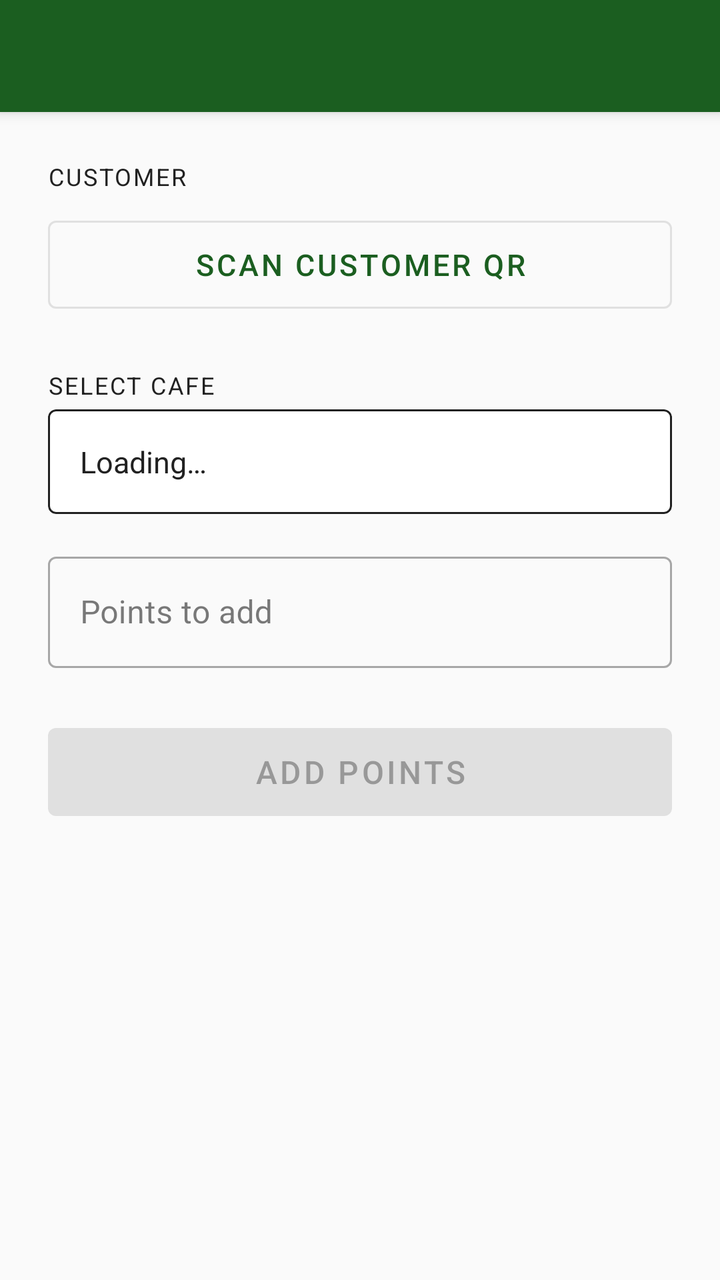
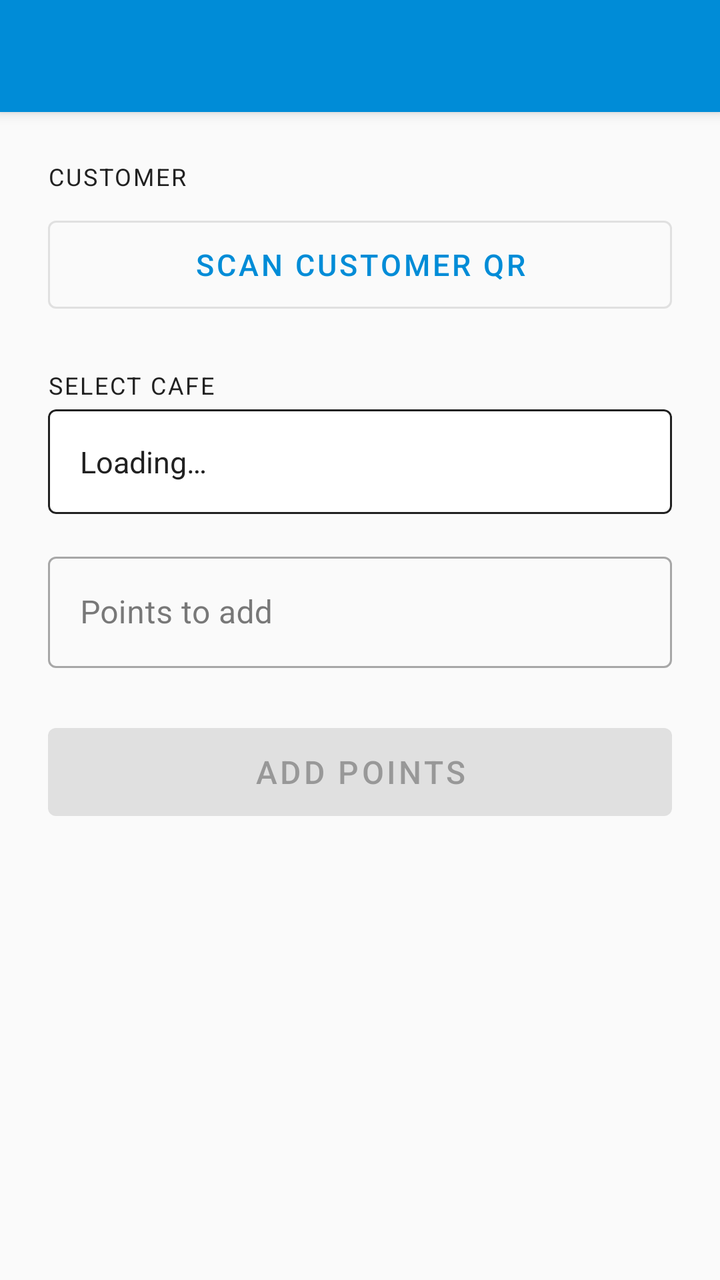

An Android layout rendered at two revisions. The XML below is the earlier revision; the diff shows what the commit changed to produce the second picture.
<!-- AndroidManifest.xml: application theme Theme.HopPrint -->
<!-- res/layout/activity_add_points.xml -->
<?xml version="1.0" encoding="utf-8"?>
<androidx.coordinatorlayout.widget.CoordinatorLayout
    xmlns:android="http://schemas.android.com/apk/res/android"
    xmlns:app="http://schemas.android.com/apk/res-auto"
    android:layout_width="match_parent"
    android:layout_height="match_parent"
    android:background="@color/background">

    <com.google.android.material.appbar.AppBarLayout
        android:layout_width="match_parent"
        android:layout_height="wrap_content">

        <androidx.appcompat.widget.Toolbar
            android:id="@+id/toolbar"
            android:layout_width="match_parent"
            android:layout_height="?attr/actionBarSize"
            android:background="@color/primary"
            android:theme="@style/ThemeOverlay.AppCompat.Dark.ActionBar"
            app:popupTheme="@style/ThemeOverlay.AppCompat.Light" />

    </com.google.android.material.appbar.AppBarLayout>

    <androidx.core.widget.NestedScrollView
        android:layout_width="match_parent"
        android:layout_height="match_parent"
        android:fillViewport="true"
        app:layout_behavior="@string/appbar_scrolling_view_behavior">

        <LinearLayout
            android:layout_width="match_parent"
            android:layout_height="wrap_content"
            android:orientation="vertical"
            android:padding="24dp">

            
            <TextView
                android:layout_width="match_parent"
                android:layout_height="wrap_content"
                android:text="@string/label_customer"
                android:textSize="12sp"
                android:textColor="@color/on_background"
                android:textAllCaps="true"
                android:letterSpacing="0.08"
                android:layout_marginBottom="8dp" />

            <com.google.android.material.button.MaterialButton
                android:id="@+id/scanButton"
                style="@style/Widget.MaterialComponents.Button.OutlinedButton"
                android:layout_width="match_parent"
                android:layout_height="56dp"
                android:text="@string/btn_scan_qr"
                android:textSize="15sp" />

            <TextView
                android:id="@+id/userIdText"
                android:layout_width="match_parent"
                android:layout_height="wrap_content"
                android:layout_marginTop="8dp"
                android:textSize="14sp"
                android:textColor="@color/on_background"
                android:visibility="gone" />

            
            <TextView
                android:layout_width="match_parent"
                android:layout_height="wrap_content"
                android:layout_marginTop="24dp"
                android:layout_marginBottom="4dp"
                android:text="@string/hint_select_cafe"
                android:textSize="12sp"
                android:textColor="@color/on_background"
                android:textAllCaps="true"
                android:letterSpacing="0.08" />

            <com.google.android.material.card.MaterialCardView
                android:layout_width="match_parent"
                android:layout_height="wrap_content"
                app:cardBackgroundColor="@color/surface"
                app:strokeColor="@color/on_background"
                app:strokeWidth="1dp"
                app:cardElevation="0dp">

                <TextView
                    android:id="@+id/cafeNameText"
                    android:layout_width="match_parent"
                    android:layout_height="wrap_content"
                    android:padding="16dp"
                    android:textSize="15sp"
                    android:textColor="@color/on_surface"
                    android:text="Loading…" />

            </com.google.android.material.card.MaterialCardView>

            
            <com.google.android.material.textfield.TextInputLayout
                android:id="@+id/pointsLayout"
                style="@style/Widget.MaterialComponents.TextInputLayout.OutlinedBox"
                android:layout_width="match_parent"
                android:layout_height="wrap_content"
                android:layout_marginTop="16dp"
                android:hint="@string/hint_points_to_add">

                <com.google.android.material.textfield.TextInputEditText
                    android:id="@+id/pointsEditText"
                    android:layout_width="match_parent"
                    android:layout_height="wrap_content"
                    android:inputType="number"
                    android:imeOptions="actionDone"
                    android:maxLines="1" />

            </com.google.android.material.textfield.TextInputLayout>

            
            <TextView
                android:id="@+id/errorText"
                android:layout_width="match_parent"
                android:layout_height="wrap_content"
                android:layout_marginTop="12dp"
                android:textColor="@android:color/holo_red_dark"
                android:textSize="14sp"
                android:visibility="gone" />

            
            <ProgressBar
                android:id="@+id/progressBar"
                style="?android:attr/progressBarStyleHorizontal"
                android:layout_width="match_parent"
                android:layout_height="wrap_content"
                android:layout_marginTop="8dp"
                android:indeterminate="true"
                android:visibility="gone" />

            
            <com.google.android.material.button.MaterialButton
                android:id="@+id/submitButton"
                android:layout_width="match_parent"
                android:layout_height="56dp"
                android:layout_marginTop="24dp"
                android:text="@string/btn_add_points"
                android:textSize="16sp"
                android:enabled="false" />

            
            <com.google.android.material.card.MaterialCardView
                android:id="@+id/successCard"
                android:layout_width="match_parent"
                android:layout_height="wrap_content"
                android:layout_marginTop="24dp"
                app:cardBackgroundColor="#F1F8E9"
                app:strokeColor="@color/primary"
                app:strokeWidth="2dp"
                app:cardCornerRadius="16dp"
                app:cardElevation="0dp"
                android:visibility="gone">

                <LinearLayout
                    android:layout_width="match_parent"
                    android:layout_height="wrap_content"
                    android:orientation="vertical"
                    android:gravity="center"
                    android:padding="28dp">

                    
                    <FrameLayout
                        android:layout_width="64dp"
                        android:layout_height="64dp"
                        android:background="@drawable/bg_success_circle">

                        <TextView
                            android:layout_width="wrap_content"
                            android:layout_height="wrap_content"
                            android:layout_gravity="center"
                            android:text="✓"
                            android:textSize="28sp"
                            android:textColor="#FFFFFF"
                            android:textStyle="bold" />

                    </FrameLayout>

                    <TextView
                        android:id="@+id/successTitle"
                        android:layout_width="match_parent"
                        android:layout_height="wrap_content"
                        android:layout_marginTop="16dp"
                        android:gravity="center"
                        android:text="Points Added Successfully!"
                        android:textColor="@color/primary"
                        android:textSize="18sp"
                        android:textStyle="bold" />

                    <TextView
                        android:id="@+id/successDetail"
                        android:layout_width="match_parent"
                        android:layout_height="wrap_content"
                        android:layout_marginTop="6dp"
                        android:gravity="center"
                        android:textSize="14sp"
                        android:textColor="#4CAF50"
                        android:lineSpacingMultiplier="1.3" />

                    <TextView
                        android:layout_width="wrap_content"
                        android:layout_height="wrap_content"
                        android:layout_marginTop="16dp"
                        android:paddingStart="16dp"
                        android:paddingEnd="16dp"
                        android:paddingTop="8dp"
                        android:paddingBottom="8dp"
                        android:text="Ready for next customer"
                        android:textSize="12sp"
                        android:textColor="@color/primary"
                        android:background="@drawable/bg_success_chip" />

                </LinearLayout>

            </com.google.android.material.card.MaterialCardView>

        </LinearLayout>

    </androidx.core.widget.NestedScrollView>

</androidx.coordinatorlayout.widget.CoordinatorLayout>
<!-- resources referenced by this layout -->
<resources>
  <color name="background">#FAFAFA</color>
  <color name="on_background">#212121</color>
  <color name="on_surface">#212121</color>
  <color name="primary">#1B5E20</color>
  <color name="surface">#FFFFFF</color>
  <!-- drawable bg_success_chip (drawable) -->
  <?xml version="1.0" encoding="utf-8"?>
  <shape xmlns:android="http://schemas.android.com/apk/res/android"
      android:shape="rectangle">
      <solid android:color="#C8E6C9" />
      <corners android:radius="20dp" />
  </shape>
  <!-- drawable bg_success_circle (drawable) -->
  <?xml version="1.0" encoding="utf-8"?>
  <shape xmlns:android="http://schemas.android.com/apk/res/android"
      android:shape="oval">
      <solid android:color="@color/primary" />
  </shape>
  <string name="btn_add_points">Add Points</string>
  <string name="btn_scan_qr">Scan Customer QR</string>
  <string name="hint_points_to_add">Points to add</string>
  <string name="hint_select_cafe">Select Cafe</string>
  <string name="label_customer">Customer</string>
  <style name="Theme.HopPrint" parent="Theme.MaterialComponents.Light.NoActionBar">
          <item name="colorPrimary">@color/primary</item>
          <item name="colorPrimaryVariant">@color/primary_variant</item>
          <item name="colorOnPrimary">@color/on_primary</item>
          <item name="colorSecondary">@color/secondary</item>
          <item name="colorSecondaryVariant">@color/secondary_variant</item>
          <item name="colorOnSecondary">@color/on_secondary</item>
          <item name="android:colorBackground">@color/background</item>
          <item name="colorSurface">@color/surface</item>
          <item name="colorOnBackground">@color/on_background</item>
          <item name="colorOnSurface">@color/on_surface</item>
      </style>
  <color name="primary_variant">#003300</color>
  <color name="on_primary">#FFFFFF</color>
  <color name="secondary">#FF6F00</color>
  <color name="secondary_variant">#C43E00</color>
  <color name="on_secondary">#FFFFFF</color>
</resources>

<!-- the commit's change to res/layout/activity_add_points.xml (unified diff, before → after) -->
@@ -146,7 +146,7 @@
                 android:layout_width="match_parent"
                 android:layout_height="wrap_content"
                 android:layout_marginTop="24dp"
-                app:cardBackgroundColor="#F1F8E9"
+                app:cardBackgroundColor="#E3F2FD"
                 app:strokeColor="@color/primary"
                 app:strokeWidth="2dp"
                 app:cardCornerRadius="16dp"
@@ -195,7 +195,7 @@
                         android:layout_marginTop="6dp"
                         android:gravity="center"
                         android:textSize="14sp"
-                        android:textColor="#4CAF50"
+                        android:textColor="#0077BB"
                         android:lineSpacingMultiplier="1.3" />
 
                     <TextView
<!-- resource entries referenced after the edit -->
@@ -3,13 +3,13 @@
   <color name="background">#FAFAFA</color>
   <color name="on_background">#212121</color>
   <color name="on_surface">#212121</color>
-  <color name="primary">#1B5E20</color>
+  <color name="primary">#008CD7</color>
   <color name="surface">#FFFFFF</color>
   <!-- drawable bg_success_chip (drawable) -->
   <?xml version="1.0" encoding="utf-8"?>
   <shape xmlns:android="http://schemas.android.com/apk/res/android"
       android:shape="rectangle">
-      <solid android:color="#C8E6C9" />
+      <solid android:color="#BBDEFB" />
       <corners android:radius="20dp" />
   </shape>
   <!-- drawable bg_success_circle (drawable) -->
@@ -35,7 +35,7 @@
           <item name="colorOnBackground">@color/on_background</item>
           <item name="colorOnSurface">@color/on_surface</item>
       </style>
-  <color name="primary_variant">#003300</color>
+  <color name="primary_variant">#0066A0</color>
   <color name="on_primary">#FFFFFF</color>
   <color name="secondary">#FF6F00</color>
   <color name="secondary_variant">#C43E00</color>
